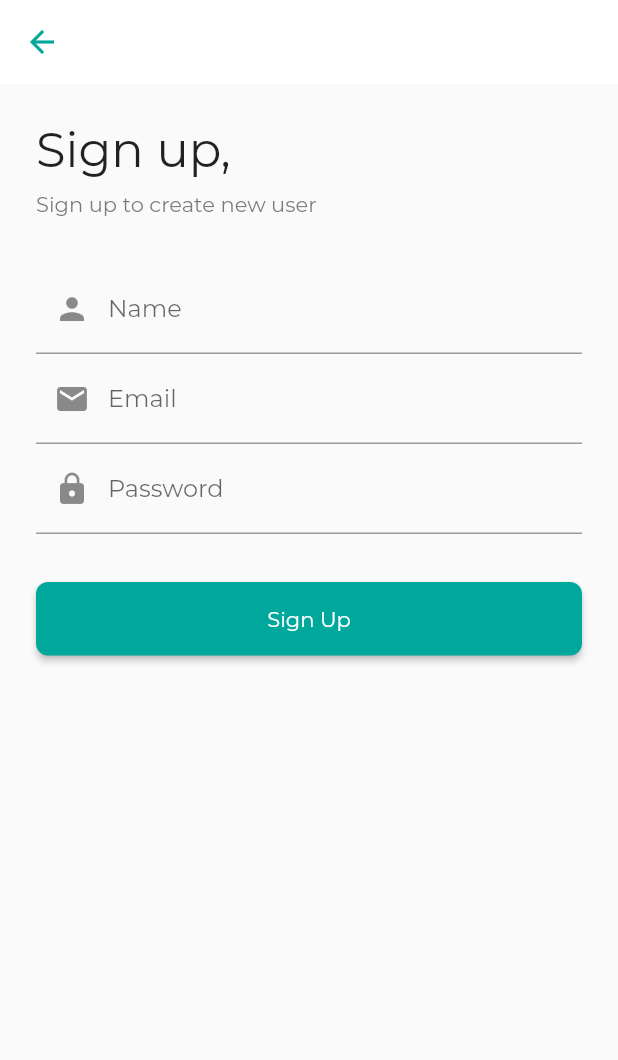
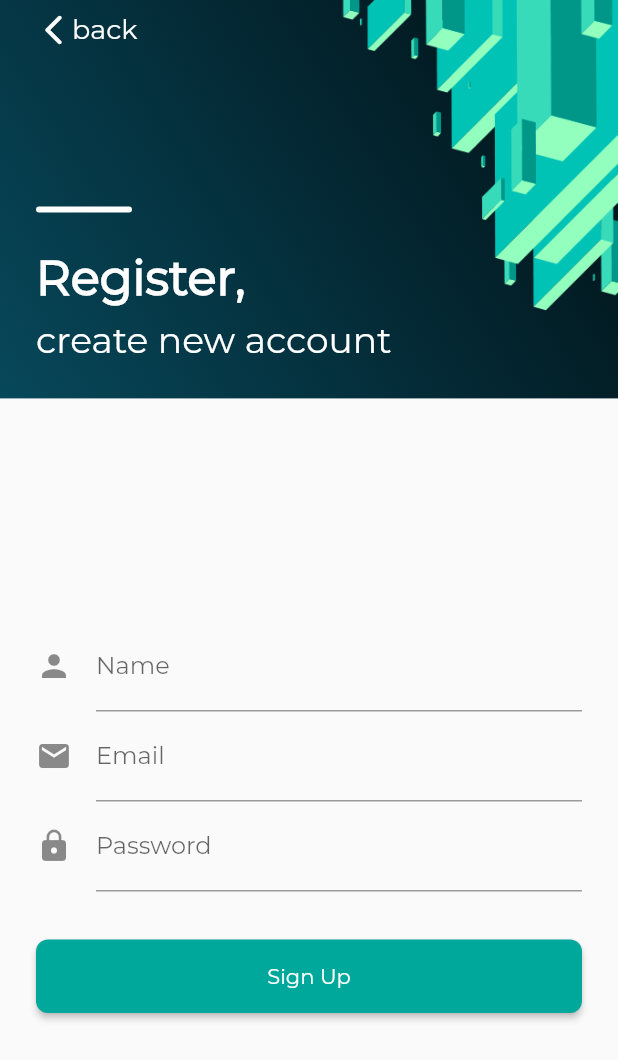
Before and after one commit to Mohamed50/Flutter-Firestore-E-Commeerce, a Flutter app: the screen it shows after launch, after a tap on "Sign up", on a phone screen of 412 x 824 dp. Shown: the top 1060 px of the screen. Run offline on Flutter 3.47's test engine with Material 2 defaults, Android fonts, the phone set to English and light mode, and no system bars; our stand-ins replace cloud_firestore, firebase_auth, firebase_core, font_awesome_flutter, get, google_sign_in and 2 more; missing offline and left inert: flutter_login_facebook; accounts and stored records are empty; project files that could hold a hidden picture were left out.

Commit message:
change authentication pages design

```diff
--- /dev/null
+++ b/lib/view/auth/custom-auth-page.dart
@@ -0,0 +1,30 @@
+import 'package:flutter/material.dart';
+import 'package:getx_example/view/widgets/auth-header.dart';
+
+class CustomAuthPage extends StatelessWidget {
+  final Widget header;
+  final Widget body;
+  final EdgeInsets? headerPadding;
+  final EdgeInsets? bodyPadding;
+
+  const CustomAuthPage({Key? key, required this.header, required this.body, this.headerPadding, this.bodyPadding})
+      : super(key: key);
+
+  @override
+  Widget build(BuildContext context) {
+    return Column(
+      children: [
+        Flexible(
+          child: AuthHeader(
+            padding: headerPadding,
+            child: header,
+          ),
+        ),
+        Padding(
+          padding: bodyPadding!,
+          child: body,
+        )
+      ],
+    );
+  }
+}
--- a/lib/view/auth/login.dart
+++ b/lib/view/auth/login.dart
@@ -3,6 +3,7 @@ import 'package:font_awesome_flutter/font_awesome_flutter.dart';
 import 'package:get/get.dart';
 import 'package:getx_example/config/const.dart';
 import 'package:getx_example/view-model/auth-view-model.dart';
+import 'package:getx_example/view/auth/custom-auth-page.dart';
 import 'package:getx_example/view/auth/register.dart';
 import 'package:getx_example/view/widgets/customs/custom-button.dart';
 import 'package:getx_example/view/widgets/customs/custom-form-field.dart';
@@ -12,31 +13,46 @@ import 'package:getx_example/view/widgets/customs/text-divider.dart';
 
 class LoginPage extends GetWidget<AuthViewModel> {
   final GlobalKey<FormState> _formKey = GlobalKey<FormState>();
+
   LoginPage({Key? key}) : super(key: key);
 
   @override
   Widget build(BuildContext context) {
     return Scaffold(
-      appBar: AppBar(
-        elevation: 0,
-        backgroundColor: Colors.white,
-      ),
-      body: Padding(
-        padding: const EdgeInsets.all(24.0),
-        child: Form(
-          key: _formKey,
-          child: Column(
+      body: CustomAuthPage(
+        headerPadding: const EdgeInsets.all(24.0),
+        header: Row(
+          mainAxisAlignment: MainAxisAlignment.spaceBetween,
+          children: [
+            Column(
+              mainAxisSize: MainAxisSize.min,
               crossAxisAlignment: CrossAxisAlignment.start,
               children: [
-              Row(
-                mainAxisAlignment: MainAxisAlignment.spaceBetween,
-                children: [
+                Container(
+                  width: 64,
+                  height: 4,
+                  decoration: BoxDecoration(
+                    color: Colors.white,
+                    borderRadius: BorderRadius.circular(8.0),
+                  ),
+                ),
+                SizedBox(height: 24.0),
                 CustomText(
                   "Welcome,",
                   fontSize: 32,
+                  fontWeight: FontWeight.w700,
+                  color: Colors.white,
+                ),
+                SizedBox(height: 8.0),
+                CustomText(
+                  "sign in to continue",
+                  color: Colors.white,
+                  fontSize: 28.0,
+                ),
+              ],
             ),
             InkWell(
-                    onTap: () => Get.to(()=> RegisterPage()),
+              onTap: () => Get.to(() => RegisterPage()),
               child: CustomText(
                 "Sign up",
                 color: primaryColor,
@@ -45,19 +61,19 @@ class LoginPage extends GetWidget<AuthViewModel> {
             )
           ],
         ),
-              SizedBox(height: 8.0),
-              CustomText(
-                "Sign in to continue",
-                color: Colors.grey[800]?.withOpacity(0.7),
-                fontSize: 14.0,
-              ),
-              SizedBox(height: 32.0),
+        bodyPadding: const EdgeInsets.all(24.0),
+        body: Form(
+          key: _formKey,
+          child: Column(
+            crossAxisAlignment: CrossAxisAlignment.start,
+            children: [
               CustomFormField(
                 icon: Icon(Icons.mail),
                 label: "Email",
                 hint: "example@gmail.com",
                 onSaved: (value) => controller.email = value,
-                validator: (value) => value != null ? null : "enter valid email",
+                validator: (value) =>
+                    value != null ? null : "enter valid email",
               ),
               CustomFormField(
                 icon: Icon(Icons.lock),
@@ -72,7 +88,7 @@ class LoginPage extends GetWidget<AuthViewModel> {
                 padding: EdgeInsets.all(16.0),
                 onPressed: () {
                   _formKey.currentState!.save();
-                  if(_formKey.currentState!.validate())
+                  if (_formKey.currentState!.validate())
                     controller.emailSignIn();
                 },
               ),
@@ -80,20 +96,23 @@ class LoginPage extends GetWidget<AuthViewModel> {
                 "OR",
                 height: 64.0,
               ),
+              Row(
+                mainAxisAlignment: MainAxisAlignment.center,
+                children: [
                   CustomIconButton(
                     color: Color(0xFF4267B2),
                     iconData: FontAwesomeIcons.facebookF,
-                text: "Continue using facebook",
                     padding: EdgeInsets.all(12.0),
                     onPressed: controller.facebookSignIn,
                   ),
-              SizedBox(height: 16.0),
+                  SizedBox(width: 32.0),
                   CustomIconButton(
                     color: Color(0xFFdb3236),
                     iconData: FontAwesomeIcons.google,
-                text: "Continue using google",
                     padding: EdgeInsets.all(12.0),
                     onPressed: controller.googleSignIn,
+                  ),
+                ],
               ),
             ],
           ),
--- a/lib/view/auth/register.dart
+++ b/lib/view/auth/register.dart
@@ -5,48 +5,98 @@ import 'package:getx_example/view/widgets/customs/custom-button.dart';
 import 'package:getx_example/view/widgets/customs/custom-form-field.dart';
 import 'package:getx_example/view/widgets/customs/custom-text.dart';
 
+import 'custom-auth-page.dart';
+
 class RegisterPage extends GetWidget<AuthViewModel> {
   final GlobalKey<FormState> _formKey = GlobalKey<FormState>();
+
   RegisterPage({Key? key}) : super(key: key);
 
   @override
   Widget build(BuildContext context) {
     return Scaffold(
-      appBar: AppBar(
-        elevation: 0,
-        backgroundColor: Colors.white,
+      body: CustomAuthPage(
+        headerPadding: EdgeInsets.fromLTRB(
+            24.0, MediaQuery.of(context).padding.top + 8.0, 24.0, 24.0),
+        header: Column(
+          mainAxisSize: MainAxisSize.min,
+          crossAxisAlignment: CrossAxisAlignment.start,
+          children: [
+            InkWell(
+              onTap: () {
+                Get.back();
+              },
+              child: Row(
+                mainAxisSize: MainAxisSize.min,
+                children: [
+                  Icon(
+                    Icons.arrow_back_ios_rounded,
+                    color: Colors.white,
                   ),
-      body: Padding(
-        padding: const EdgeInsets.all(24.0),
+                  CustomText(
+                    "back",
+                    fontSize: 18.0,
+                    color: Colors.white,
+                  )
+                ],
+              ),
+            ),
+            Expanded(
+              child: Column(
+                mainAxisAlignment: MainAxisAlignment.end,
+                crossAxisAlignment: CrossAxisAlignment.start,
+                children: [
+                  Container(
+                    width: 64,
+                    height: 4,
+                    decoration: BoxDecoration(
+                      color: Colors.white,
+                      borderRadius: BorderRadius.circular(8.0),
+                    ),
+                  ),
+                  SizedBox(height: 24.0),
+                  CustomText(
+                    "Register,",
+                    fontSize: 32,
+                    fontWeight: FontWeight.w700,
+                    color: Colors.white,
+                  ),
+                  SizedBox(height: 8.0),
+                  CustomText(
+                    "create new account",
+                    color: Colors.white,
+                    fontSize: 24.0,
+                  ),
+                ],
+              ),
+            ),
+          ],
+        ),
+        bodyPadding:
+            const EdgeInsets.symmetric(horizontal: 24.0, vertical: 32.0),
+        body: Container(
+          height: MediaQuery.of(context).size.height * 3 / 5,
           child: Form(
             key: _formKey,
             child: Column(
+              mainAxisAlignment: MainAxisAlignment.center,
               crossAxisAlignment: CrossAxisAlignment.start,
               children: [
-              CustomText(
-                "Sign up,",
-                fontSize: 32,
-              ),
-              SizedBox(height: 8.0),
-              CustomText(
-                "Sign up to create new user",
-                color: Colors.grey[800]?.withOpacity(0.7),
-                fontSize: 14.0,
-              ),
-              SizedBox(height: 32.0),
                 CustomFormField(
                   icon: Icon(Icons.person),
                   label: "Name",
                   hint: "John Doe",
                   onSaved: (value) => controller.name = value,
-                validator: (value) => value != null ? null : "enter valid name",
+                  validator: (value) =>
+                      value != null ? null : "enter valid name",
                 ),
                 CustomFormField(
                   icon: Icon(Icons.mail),
                   label: "Email",
                   hint: "example@gmail.com",
                   onSaved: (value) => controller.email = value,
-                validator: (value) => value != null ? null : "enter valid email",
+                  validator: (value) =>
+                      value != null ? null : "enter valid email",
                 ),
                 CustomFormField(
                   icon: Icon(Icons.lock),
@@ -61,7 +111,7 @@ class RegisterPage extends GetWidget<AuthViewModel> {
                   padding: EdgeInsets.all(16.0),
                   onPressed: () {
                     _formKey.currentState!.save();
-                  if(_formKey.currentState!.validate())
+                    if (_formKey.currentState!.validate())
                       controller.emailSignUp();
                   },
                 ),
@@ -69,6 +119,7 @@ class RegisterPage extends GetWidget<AuthViewModel> {
             ),
           ),
         ),
+      ),
     );
   }
 }
--- /dev/null
+++ b/lib/view/widgets/auth-header.dart
@@ -0,0 +1,34 @@
+import 'package:flutter/material.dart';
+import 'package:getx_example/utils/color-extension.dart';
+
+
+class AuthHeader extends StatelessWidget {
+  final Widget child;
+  final double? height;
+  final EdgeInsets? padding;
+  const AuthHeader({Key? key, required this.child, this.height, this.padding}) : super(key: key);
+
+  @override
+  Widget build(BuildContext context) {
+    return Container(
+      height: height,
+      padding: padding,
+      alignment: Alignment.bottomLeft,
+      decoration: BoxDecoration(
+          gradient: LinearGradient(
+            colors: [
+              HexColor.fromHex("#07485B"),
+              HexColor.fromHex("#010E12"),
+            ],
+            begin: Alignment.bottomLeft,
+            end: Alignment.topRight,
+          ),
+          image: DecorationImage(
+            image: AssetImage("assets/images/join.png"),
+            alignment: Alignment.topRight
+          )
+      ),
+      child: child,
+    );
+  }
+}
--- a/lib/view/widgets/customs/custom-form-field.dart
+++ b/lib/view/widgets/customs/custom-form-field.dart
@@ -19,7 +19,8 @@ class CustomFormField extends StatelessWidget {
       decoration: InputDecoration(
         hintText: hint,
         labelText: label,
-        prefixIcon: icon,
+        icon: icon,
+
       ),
     );
   }
--- a/lib/view/widgets/customs/custom-social-icon.dart
+++ b/lib/view/widgets/customs/custom-social-icon.dart
@@ -2,7 +2,7 @@ import 'package:flutter/material.dart';
 import 'package:getx_example/config/const.dart';
 import 'custom-text.dart';
 
-class CustomIconButton extends StatelessWidget {
+class CustomIconButtonWithText extends StatelessWidget {
   final String? text;
   final IconData iconData;
   final VoidCallback? onPressed;
@@ -11,7 +11,8 @@ class CustomIconButton extends StatelessWidget {
   final Color iconColor;
   final EdgeInsets? padding;
   final double borderRadius;
-  const CustomIconButton({Key? key,  required this.iconData, this.text, this.onPressed, this.color : primaryColor, this.padding, this.borderRadius : 8.0, this.width : double.infinity, this.iconColor : iconsColor,}) : super(key: key);
+  final double? elevation;
+  const CustomIconButtonWithText({Key? key,  required this.iconData, this.text, this.onPressed, this.color : primaryColor, this.padding, this.borderRadius : 8.0, this.width : double.infinity, this.iconColor : iconsColor, this.elevation,}) : super(key: key);
 
   @override
   Widget build(BuildContext context) {
@@ -27,6 +28,7 @@ class CustomIconButton extends StatelessWidget {
           ],
         ),
         style: ElevatedButton.styleFrom(
+          elevation: elevation,
             primary: color, padding: padding,
             shape: RoundedRectangleBorder(borderRadius: BorderRadius.circular(borderRadius))
         ),
@@ -34,3 +36,28 @@ class CustomIconButton extends StatelessWidget {
     );
   }
 }
+
+class CustomIconButton extends StatelessWidget {
+  final IconData iconData;
+  final VoidCallback? onPressed;
+  final Color color;
+  final Color iconColor;
+  final EdgeInsetsGeometry? padding;
+  final double borderRadius;
+  const CustomIconButton({Key? key,  required this.iconData, this.onPressed, this.color : primaryColor, this.padding, this.borderRadius : 8.0, this.iconColor : iconsColor,}) : super(key: key);
+
+  @override
+  Widget build(BuildContext context) {
+    return Container(
+      decoration: BoxDecoration(
+        color: color,
+        borderRadius: BorderRadius.circular(borderRadius),
+      ),
+      child: IconButton(
+        onPressed: onPressed,
+        icon: Icon(iconData, color: iconColor,),
+        padding: padding!,
+      ),
+    );
+  }
+}
```
Lines whose indentation alone changed are shown as unchanged.
